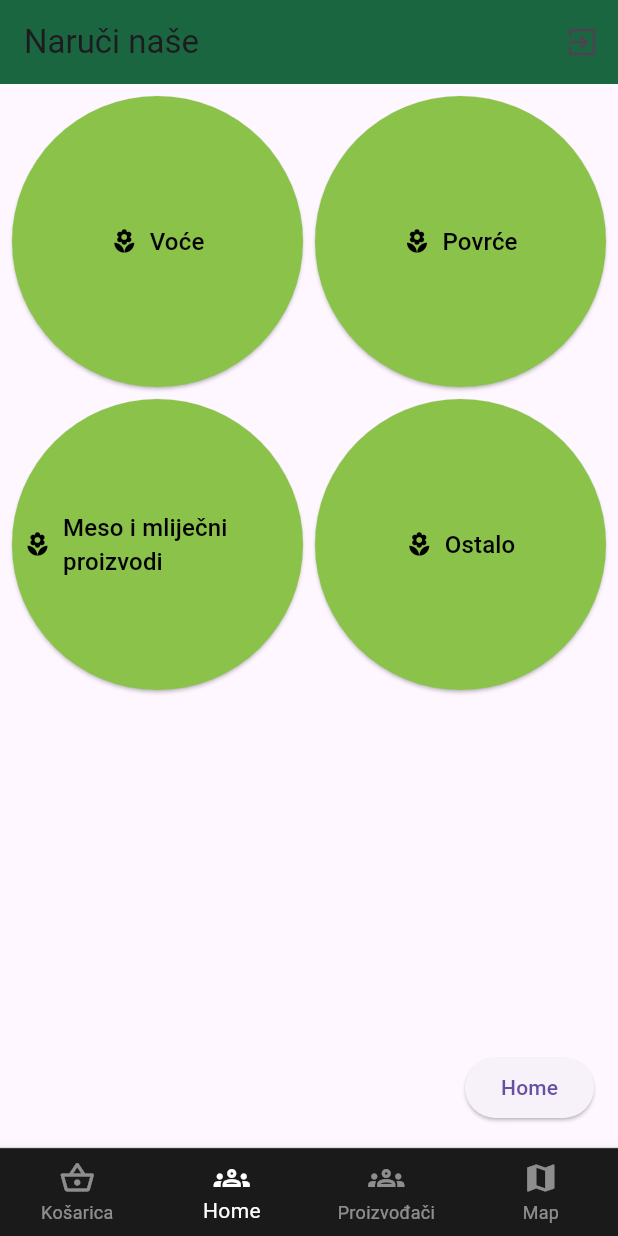
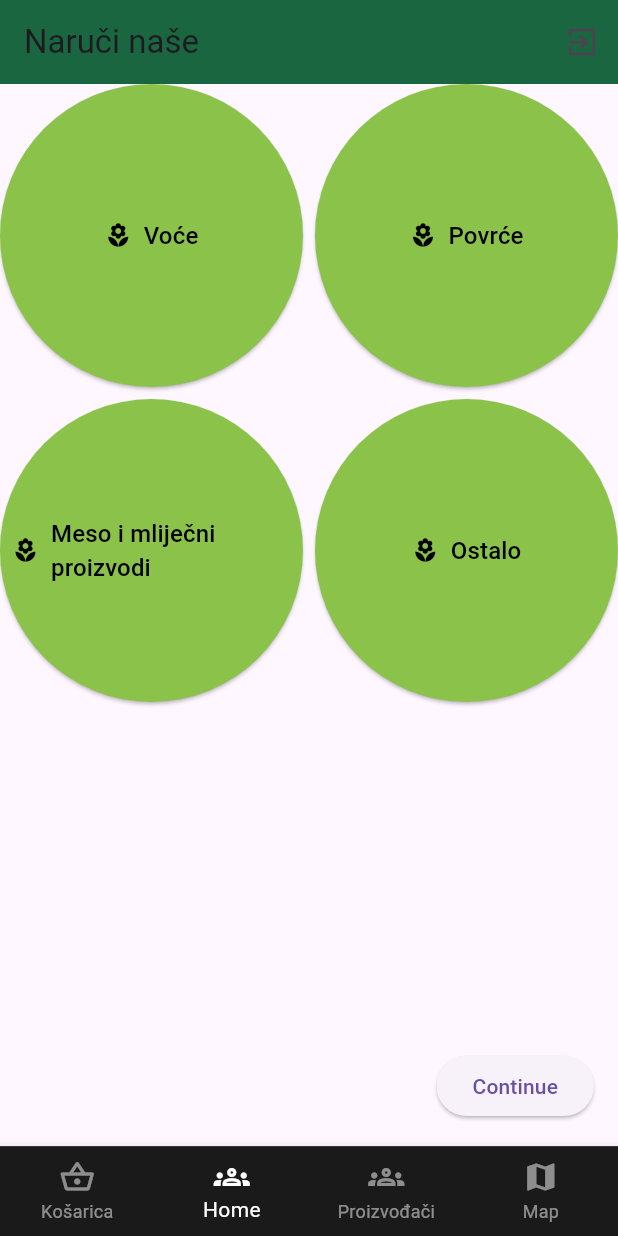
Before and after one commit to mirkomiki/naruciekoapp, a Flutter app: the screen it shows once a user with an empty profile is signed in, item 2 of the bottom bar chosen, after a tap on the "exit to app" icon, on a phone screen of 412 x 824 dp. Run offline on Flutter 3.47's test engine with Material 3 defaults, Android fonts, the phone set to English and light mode, and no system bars; our stand-ins replace cloud_firestore, firebase_auth, firebase_core, google_sign_in; accounts and stored records are empty; network calls fail.

Commit message:
login register home pages auth

```diff
--- a/lib/pages/LandingPages/home.dart
+++ b/lib/pages/LandingPages/home.dart
@@ -1,8 +1,10 @@
 import 'package:firebase_auth/firebase_auth.dart';
 import 'package:firebase_core/firebase_core.dart';
 import 'package:flutter/material.dart';
+import 'package:flutter/rendering.dart';
 import 'package:naruciekoapp/pages/LandingPages/pages.dart';
 import 'package:naruciekoapp/globalData.dart';
+import 'package:naruciekoapp/services/auth.dart';
 import 'package:naruciekoapp/services/database.dart';
 
 class Home extends StatefulWidget {
@@ -13,46 +15,57 @@ class Home extends StatefulWidget {
 }
 
 class _HomeState extends State<Home> {
+  AppBar appBar = AppBar(
+      title: const Text('Naruči naše'),
+      backgroundColor: Color.fromARGB(255, 26, 102, 65),
+      actions: [
+        IconButton(
+            onPressed: () async {
+              await AuthService().signout();
+            },
+            icon: const Icon(Icons.exit_to_app)),
+      ]);
   @override
   Widget build(BuildContext context) {
     return Scaffold(
-      appBar: AppBar(
-        title: const Text('Naruči naše'),
-        backgroundColor: Color.fromARGB(255, 26, 102, 65),
-        actions: [
-          IconButton(onPressed: () async {
-            await FirebaseAuth.instance.signOut();
-          }
-          , icon: const Icon(Icons.exit_to_app))
-        ]
-      ),
-      body: Padding(
-        padding: const EdgeInsets.all(8.0),
+      appBar: appBar,
+      body: Column(
+        children: <Widget>[
+          SingleChildScrollView(
+            child: SizedBox(
+              height: MediaQuery.of(context).size.height -
+                  appBar.preferredSize.height -
+                  60,
               child: GridView.count(
                 crossAxisCount: 2, // 2 columns
                 mainAxisSpacing: 8.0,
                 crossAxisSpacing: 8.0,
                 children: [
-            _buildCategoryButton(context, "Voće", Icons.local_florist, () {
+                  _buildCategoryButton(context, "Voće", Icons.local_florist,
+                      () {
                     Navigator.push(
                       context,
                       MaterialPageRoute(builder: (context) => FruitPage()),
                     );
                   }),
-            _buildCategoryButton(context, "Povrće", Icons.local_florist, () {
+                  _buildCategoryButton(context, "Povrće", Icons.local_florist,
+                      () {
                     Navigator.push(
                       context,
                       MaterialPageRoute(builder: (context) => VegetablesPage()),
                     );
                   }),
                   _buildCategoryButton(
-                context, "Meso i mliječni proizvodi", Icons.local_florist, () {
+                      context, "Meso i mliječni proizvodi", Icons.local_florist,
+                      () {
                     Navigator.push(
                       context,
-                MaterialPageRoute(builder: (context) => MeatAndDairyPage()),
+                      MaterialPageRoute(
+                          builder: (context) => MeatAndDairyPage()),
                     );
                   }),
-            _buildCategoryButton(context, "Ostalo", Icons.local_florist, () {
+                  _buildCategoryButton(context, "Ostalo", Icons.local_florist,
+                      () {
                     Navigator.push(
                       context,
                       MaterialPageRoute(builder: (context) => OtherPage()),
@@ -60,6 +73,9 @@ class _HomeState extends State<Home> {
                   }),
                 ],
               ),
+            ),
+          ),
+        ],
       ),
       floatingActionButton: ElevatedButton(
         onPressed: () {
@@ -70,18 +86,22 @@ class _HomeState extends State<Home> {
             ),
           );
         },
-        child: const Text("Home"),
+        child: const Text("Continue"),
       ),
     );
   }
 
-  Widget _buildCategoryButton(BuildContext context, String title, IconData icon, VoidCallback onPressed) {
+  Widget _buildCategoryButton(BuildContext context, String title, IconData icon,
+      VoidCallback onPressed) {
     return ElevatedButton.icon(
       onPressed: onPressed,
       style: ButtonStyle(
-        backgroundColor: MaterialStateProperty.all<Color>(Colors.lightGreen), // Change button color to light green
-        foregroundColor: MaterialStateProperty.all<Color>(Colors.black), // Change text color to black
-        padding: MaterialStateProperty.all<EdgeInsetsGeometry>(EdgeInsets.all(8)), // Adjust padding
+        backgroundColor: MaterialStateProperty.all<Color>(
+            Colors.lightGreen), // Change button color to light green
+        foregroundColor: MaterialStateProperty.all<Color>(
+            Colors.black), // Change text color to black
+        padding: MaterialStateProperty.all<EdgeInsetsGeometry>(
+            EdgeInsets.all(8)), // Adjust padding
       ),
       icon: Icon(icon), // Add icon
       label: Text(
@@ -91,7 +111,6 @@ class _HomeState extends State<Home> {
     );
   }
 }
-
 
 class FruitPage extends StatelessWidget {
   @override
@@ -137,7 +156,9 @@ class FruitPage extends StatelessWidget {
       onTap: () {
         Navigator.push(
           context,
-          MaterialPageRoute(builder: (context) => AppleSellersPage()), // Navigate to AppleSellersPage
+          MaterialPageRoute(
+              builder: (context) =>
+                  AppleSellersPage()), // Navigate to AppleSellersPage
         );
       },
       child: Card(
@@ -156,7 +177,6 @@ class FruitPage extends StatelessWidget {
   }
 }
 
-
 class AppleSellersPage extends StatelessWidget {
   @override
   Widget build(BuildContext context) {
@@ -167,14 +187,17 @@ class AppleSellersPage extends StatelessWidget {
       body: Column(
         crossAxisAlignment: CrossAxisAlignment.stretch,
         children: [
-          _buildAppleSellerCard('OPG Weiner', 'Spickovina', '5 € / kg', 'assets/blank-profile-image.jpg', 5),
-          _buildAppleSellerCard('OPG Mikro Bušilica', 'Babina Guzica', '6 € / kg', 'assets/blank-profile-image.jpg', 2),
+          _buildAppleSellerCard('OPG Weiner', 'Spickovina', '5 € / kg',
+              'assets/blank-profile-image.jpg', 5),
+          _buildAppleSellerCard('OPG Mikro Bušilica', 'Babina Guzica',
+              '6 € / kg', 'assets/blank-profile-image.jpg', 2),
         ],
       ),
     );
   }
 
-  Widget _buildAppleSellerCard(String opgName, String village, String price, String imagePath, int rating) {
+  Widget _buildAppleSellerCard(String opgName, String village, String price,
+      String imagePath, int rating) {
     return Card(
       margin: EdgeInsets.all(16),
       child: ListTile(
@@ -193,7 +216,9 @@ class AppleSellersPage extends StatelessWidget {
             SizedBox(height: 5), // Add spacing between village and rating
             Row(
               children: [
-                Icon(Icons.star, color: const Color.fromARGB(255, 255, 218, 7), size: 20), // Star icon for rating
+                Icon(Icons.star,
+                    color: const Color.fromARGB(255, 255, 218, 7),
+                    size: 20), // Star icon for rating
                 SizedBox(width: 5),
                 Text('$rating / 5'), // Display rating
               ],
--- a/lib/pages/LandingPages/pages.dart
+++ b/lib/pages/LandingPages/pages.dart
@@ -31,6 +31,7 @@ class _PagesState extends State<Pages> {
       body: _pages.elementAt(selectedPageIndex),
       backgroundColor: Colors.grey[900],
       bottomNavigationBar: Container(
+        height: 60,
         decoration: const BoxDecoration(
             color: Color.fromARGB(30, 255, 255, 255),
             border: Border(
--- a/lib/pages/authentication/register.dart
+++ b/lib/pages/authentication/register.dart
@@ -49,7 +49,7 @@ class _RegisterPageState extends State<RegisterPage> {
     showDialog(
         context: context,
         builder: (context) {
-          return Center(
+          return const Center(
             child: CircularProgressIndicator(),
           );
         });
@@ -169,7 +169,7 @@ class _RegisterPageState extends State<RegisterPage> {
             children: [
               SquareTile(
                 imagePath: 'assets/google-logo.png',
-                onTap: () => AuthService().signInWithGoogle(),
+                onTap: () => AuthService().signUpWithGoogle(),
               ),
               /* const SizedBox(
                 width: 25,
```
Also changed, not shown: lib/pages/authentication/login.dart (+5 -2 lines), lib/services/auth.dart (+10 -3 lines). Lines whose indentation alone changed are shown as unchanged.
